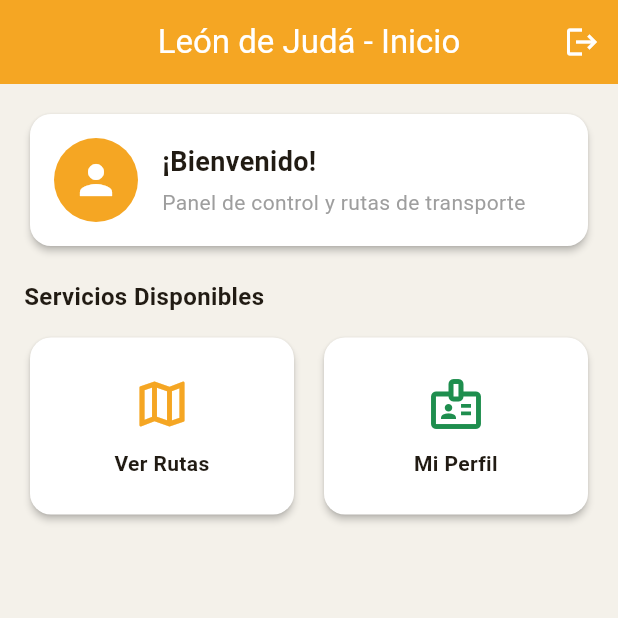
After one commit to Andercitoo/Leon-de-juda, a Flutter app: the HomeScreen screen opened directly, on a phone screen of 412 x 824 dp, the top half of it. The commit adds this screen. Run offline on Flutter 3.47's test engine with Material 3 defaults, Android fonts, the phone set to English and light mode, and no system bars; accounts and stored records are empty.

Commit message:
feat(ui): implementacion completa auth_screen y home_screen

```diff
--- a/leon_de_juda_app/lib/screens/auth_screen.dart
+++ b/leon_de_juda_app/lib/screens/auth_screen.dart
@@ -1,5 +1,6 @@
 import 'package:flutter/material.dart';
 import '../theme/app_theme.dart';
+import 'home_screen.dart';
 
 class AuthScreen extends StatefulWidget {
   const AuthScreen({super.key});
@@ -13,11 +14,9 @@ class _AuthScreenState extends State<AuthScreen> with SingleTickerProviderStateM
   final _loginFormKey = GlobalKey<FormState>();
   final _registerFormKey = GlobalKey<FormState>();
 
-  // Controladores Login
   final _loginEmailController = TextEditingController();
   final _loginPasswordController = TextEditingController();
 
-  // Controladores Registro
   final _nameController = TextEditingController();
   final _emailController = TextEditingController();
   final _dniController = TextEditingController();
@@ -107,8 +106,9 @@ class _AuthScreenState extends State<AuthScreen> with SingleTickerProviderStateM
             ElevatedButton(
               onPressed: () {
                 if (_loginFormKey.currentState!.validate()) {
-                  ScaffoldMessenger.of(context).showSnackBar(
-                    const SnackBar(content: Text('Procesando inicio de sesión...')),
+                  Navigator.pushReplacement(
+                    context,
+                    MaterialPageRoute(builder: (context) => const HomeScreen()),
                   );
                 }
               },
@@ -151,7 +151,6 @@ class _AuthScreenState extends State<AuthScreen> with SingleTickerProviderStateM
                   : null,
             ),
             const SizedBox(height: 14),
-            // Validación RN-S01: DNI 8 dígitos
             TextFormField(
               controller: _dniController,
               keyboardType: TextInputType.number,
@@ -169,7 +168,6 @@ class _AuthScreenState extends State<AuthScreen> with SingleTickerProviderStateM
               },
             ),
             const SizedBox(height: 14),
-            // Validación RN-S01: Placa 6 caracteres alfanuméricos
             TextFormField(
               controller: _placaController,
               textCapitalization: TextCapitalization.characters,
@@ -204,8 +202,9 @@ class _AuthScreenState extends State<AuthScreen> with SingleTickerProviderStateM
             ElevatedButton(
               onPressed: () {
                 if (_registerFormKey.currentState!.validate()) {
-                  ScaffoldMessenger.of(context).showSnackBar(
-                    const SnackBar(content: Text('Registrando usuario...')),
+                  Navigator.pushReplacement(
+                    context,
+                    MaterialPageRoute(builder: (context) => const HomeScreen()),
                   );
                 }
               },
--- /dev/null
+++ b/leon_de_juda_app/lib/screens/home_screen.dart
@@ -0,0 +1,124 @@
+import 'package:flutter/material.dart';
+import '../theme/app_theme.dart';
+
+class HomeScreen extends StatelessWidget {
+  const HomeScreen({super.key});
+
+  @override
+  Widget build(BuildContext context) {
+    return Scaffold(
+      appBar: AppBar(
+        title: const Text('León de Judá - Inicio'),
+        actions: [
+          IconButton(
+            icon: const Icon(Icons.logout),
+            tooltip: 'Cerrar sesión',
+            onPressed: () {
+              Navigator.pop(context);
+            },
+          ),
+        ],
+      ),
+      body: SingleChildScrollView(
+        padding: const EdgeInsets.all(16.0),
+        child: Column(
+          crossAxisAlignment: CrossAxisAlignment.stretch,
+          children: [
+            Card(
+              child: Padding(
+                padding: const EdgeInsets.all(16.0),
+                child: Row(
+                  children: [
+                    const CircleAvatar(
+                      backgroundColor: AppTheme.primaryAmber,
+                      radius: 28,
+                      child: Icon(Icons.person, color: Colors.white, size: 32),
+                    ),
+                    const SizedBox(width: 16),
+                    Column(
+                      crossAxisAlignment: CrossAxisAlignment.start,
+                      children: const [
+                        Text(
+                          '¡Bienvenido!',
+                          style: TextStyle(fontSize: 18, fontWeight: FontWeight.bold),
+                        ),
+                        SizedBox(height: 4),
+                        Text('Panel de control y rutas de transporte', style: TextStyle(color: Colors.grey)),
+                      ],
+                    ),
+                  ],
+                ),
+              ),
+            ),
+            const SizedBox(height: 18),
+            const Text(
+              'Servicios Disponibles',
+              style: TextStyle(fontSize: 16, fontWeight: FontWeight.bold),
+            ),
+            const SizedBox(height: 12),
+            Row(
+              children: [
+                Expanded(
+                  child: _buildServiceCard(
+                    context,
+                    icon: Icons.map_outlined,
+                    title: 'Ver Rutas',
+                    color: AppTheme.primaryAmber,
+                    onTap: () {
+                      ScaffoldMessenger.of(context).showSnackBar(
+                        const SnackBar(content: Text('Módulo de mapa y rutas en desarrollo')),
+                      );
+                    },
+                  ),
+                ),
+                const SizedBox(width: 12),
+                Expanded(
+                  child: _buildServiceCard(
+                    context,
+                    icon: Icons.badge_outlined,
+                    title: 'Mi Perfil',
+                    color: AppTheme.confirmGreen,
+                    onTap: () {
+                      ScaffoldMessenger.of(context).showSnackBar(
+                        const SnackBar(content: Text('Módulo de perfil')),
+                      );
+                    },
+                  ),
+                ),
+              ],
+            ),
+          ],
+        ),
+      ),
+    );
+  }
+
+  Widget _buildServiceCard(
+    BuildContext context, {
+    required IconData icon,
+    required String title,
+    required Color color,
+    required VoidCallback onTap,
+  }) {
+    return InkWell(
+      onTap: onTap,
+      borderRadius: BorderRadius.circular(14),
+      child: Card(
+        child: Padding(
+          padding: const EdgeInsets.symmetric(vertical: 24.0, horizontal: 12.0),
+          child: Column(
+            children: [
+              Icon(icon, size: 40, color: color),
+              const SizedBox(height: 10),
+              Text(
+                title,
+                textAlign: TextAlign.center,
+                style: const TextStyle(fontWeight: FontWeight.bold, fontSize: 14),
+              ),
+            ],
+          ),
+        ),
+      ),
+    );
+  }
+}
```
